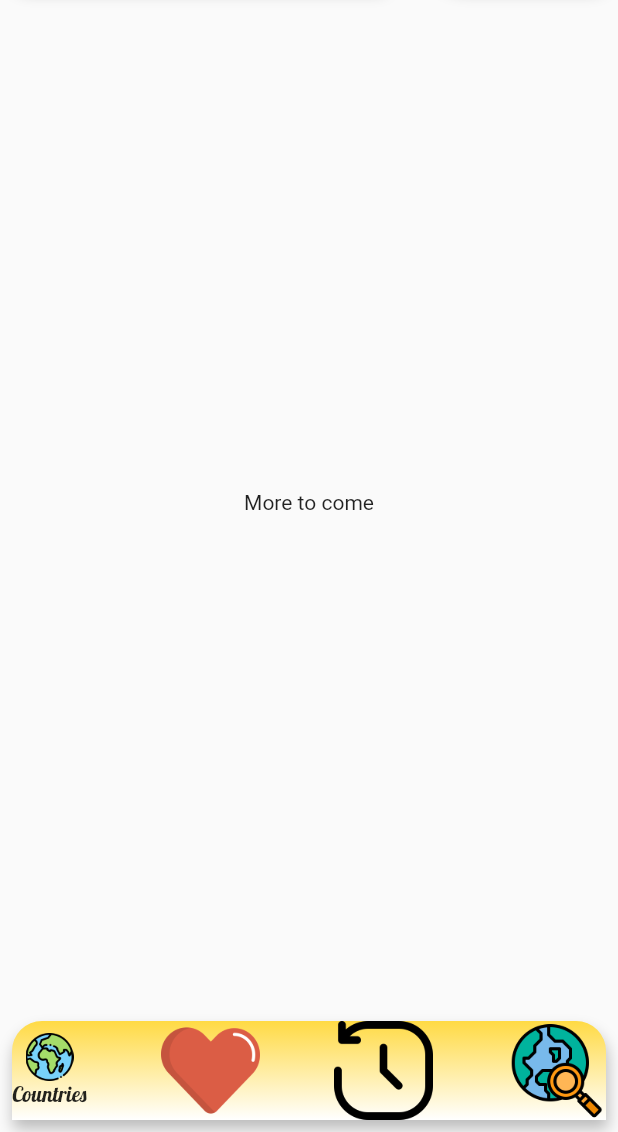
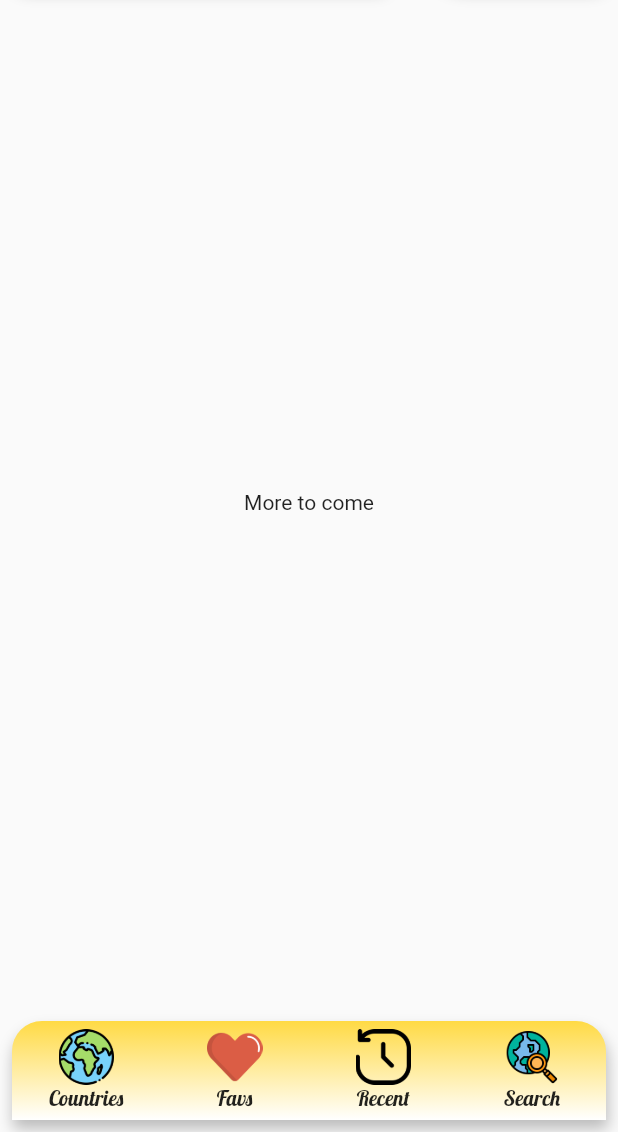
Before and after one commit to MartinBruska/PublicHolidayRebuild, a Flutter app: the screen it shows after launch, on a phone screen of 412 x 824 dp, the part 104-1236 px from its top. Run offline on Flutter 3.47's test engine with Material 2 defaults, Android fonts, the phone set to English and light mode, and no system bars; our stand-ins replace google_fonts.

Commit message:
bottomAppbar all icon and titles added

```diff
--- a/public_holiday/lib/components/bottom_app_bar.dart
+++ b/public_holiday/lib/components/bottom_app_bar.dart
@@ -36,24 +36,59 @@ class CustomBottomAppBar extends StatelessWidget {
         ],
       ),
       child: Row(
-        mainAxisAlignment: MainAxisAlignment.spaceBetween,
+        mainAxisAlignment: MainAxisAlignment.spaceAround,
         children: <Widget>[
-          GestureDetector(
-            onTap: () {},
+          BottomAppBarButton(
+            iconName: "countries_icon.png",
+            title: "Countries",
+            onTapFunction: null,
+          ),
+          BottomAppBarButton(
+            iconName:"favs_icon.png",
+            title: "Favs",
+            onTapFunction: null,
+          ),
+          BottomAppBarButton(
+            iconName:"recent_icon.png",
+            title: "Recent",
+            onTapFunction: null,
+          ),
+          BottomAppBarButton(
+            iconName: "countries_search_icon.png",
+            title: "Search",
+            onTapFunction: null,
+          ),
+        ],
+      ),
+    );
+  }
+}
+
+class BottomAppBarButton extends StatelessWidget {
+  final String iconName;
+  final String title;
+  final Function onTapFunction;
+
+  BottomAppBarButton(
+      {@required this.iconName,
+      @required this.title,
+      @required this.onTapFunction});
+  @override
+  Widget build(BuildContext context) {
+    return GestureDetector(
+      onTap: this.onTapFunction,
       child: Container(
         width: 50,
-              height: 50,
+        height: 55,
         child: Column(
           mainAxisSize: MainAxisSize.max,
           mainAxisAlignment: MainAxisAlignment.spaceBetween,
           children: <Widget>[
             Expanded(
-                    child: Image(
-                      image: AssetImage("assets/icons/countries_icon.png"),
-                    ),
+              child: Image(image: AssetImage("assets/icons/${this.iconName}")),
             ),
             Text(
-                    "Countries",
+              this.title,
               style: GoogleFonts.lobster(
                 fontSize: 14,
               ),
@@ -61,27 +96,6 @@ class CustomBottomAppBar extends StatelessWidget {
           ],
         ),
       ),
-          ),
-          GestureDetector(
-            onTap: () {},
-            child: const Image(
-              image: AssetImage("assets/icons/favs_icon.png"),
-            ),
-          ),
-          GestureDetector(
-            onTap: () {},
-            child: const Image(
-              image: AssetImage("assets/icons/recent_icon.png"),
-            ),
-          ),
-          GestureDetector(
-            onTap: () {},
-            child: const Image(
-              image: AssetImage("assets/icons/countries_search_icon.png"),
-            ),
-          ),
-        ],
-      ),
     );
   }
 }
```
Lines whose indentation alone changed are shown as unchanged.
